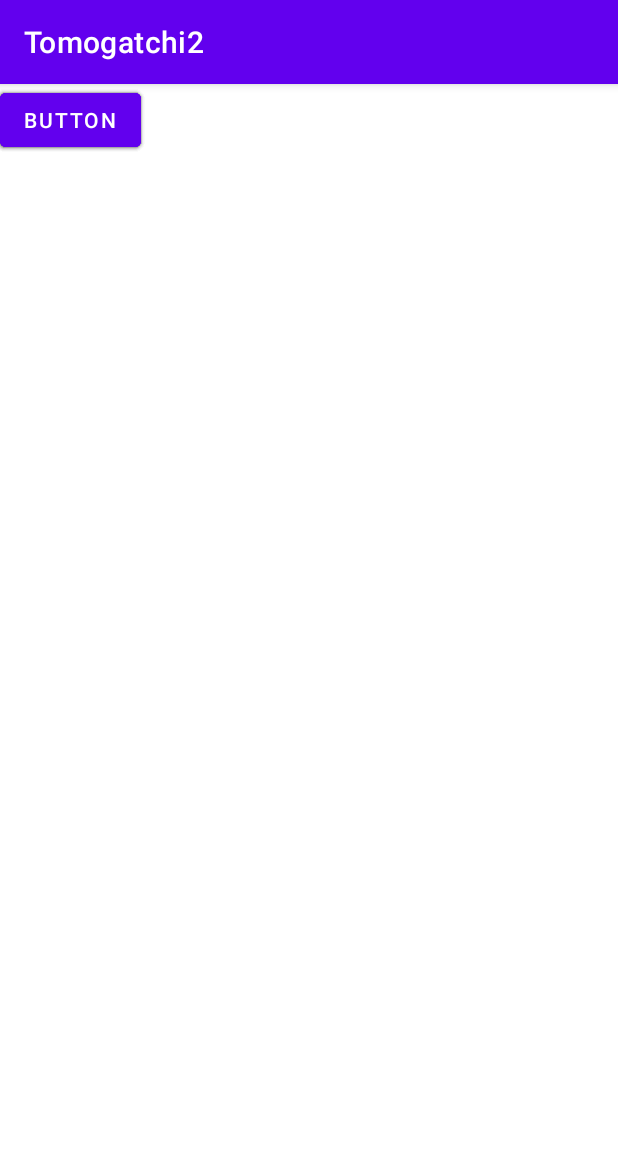
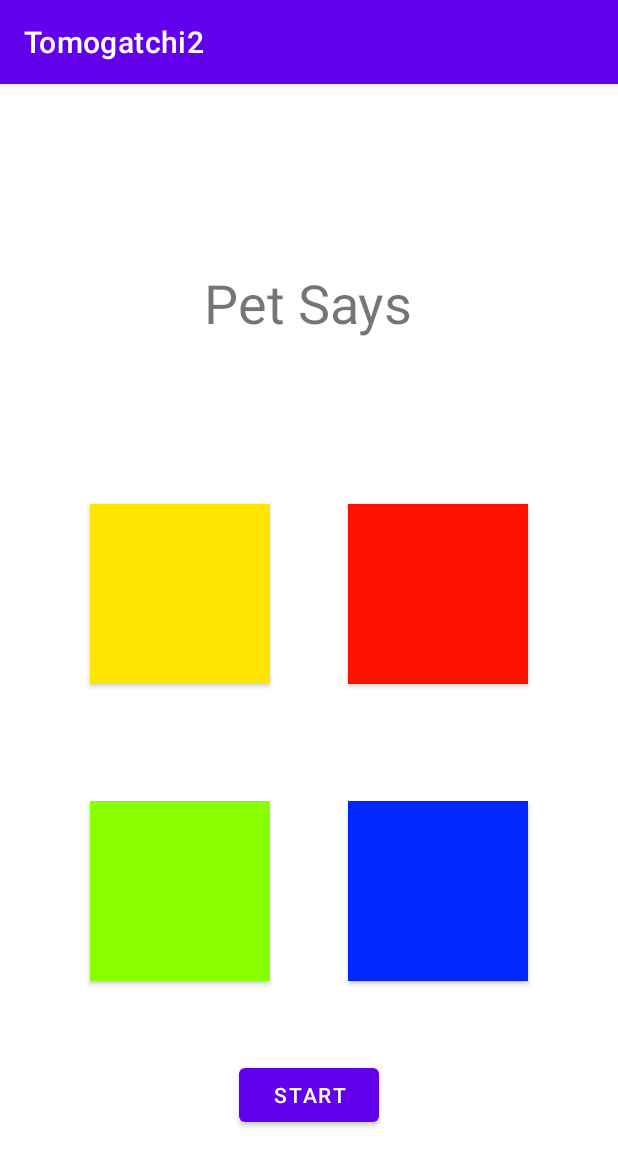
Before and after one commit to RaduGitHub/tamagotchi, an Android app: the Game2 screen opened directly, with no data from a screen before it, on a phone screen of 412 x 824 dp. Shown: the top 1166 px of the screen. Run offline under Robolectric (Android 15) with nearby library versions, the light colour scheme and no system bars.

Commit message:
Finished interface for second game

```diff
--- a/app/src/main/res/layout/activity_game2.xml
+++ b/app/src/main/res/layout/activity_game2.xml
@@ -1,5 +1,5 @@
 <?xml version="1.0" encoding="utf-8"?>
-<androidx.constraintlayout.widget.ConstraintLayout xmlns:android="http://schemas.android.com/apk/res/android"
+<RelativeLayout xmlns:android="http://schemas.android.com/apk/res/android"
     xmlns:app="http://schemas.android.com/apk/res-auto"
     xmlns:tools="http://schemas.android.com/tools"
     android:layout_width="match_parent"
@@ -7,43 +7,86 @@
     tools:context=".Game2">
 
     <Button
-        android:id="@+id/button5"
-        android:layout_width="wrap_content"
-        android:layout_height="wrap_content"
-        android:text="Button"
+        android:id="@+id/redButton"
+        android:layout_width="120dp"
+        android:layout_height="120dp"
+        android:layout_alignParentTop="true"
+        android:layout_alignParentEnd="true"
+        android:layout_marginTop="280dp"
+        android:layout_marginEnd="60dp"
+        android:background="#FF1100"
+        app:backgroundTint="#FF1100"
         tools:layout_editor_absoluteX="231dp"
         tools:layout_editor_absoluteY="223dp" />
 
     <Button
-        android:id="@+id/button9"
+        android:id="@+id/yellowButton"
+        android:layout_width="120dp"
+        android:layout_height="120dp"
+        android:layout_alignParentStart="true"
+        android:layout_alignParentTop="true"
+        android:layout_marginStart="60dp"
+        android:layout_marginTop="280dp"
+        android:background="#FFE500"
+        app:backgroundTint="#FFE500"
+        tools:layout_editor_absoluteX="82dp"
+        tools:layout_editor_absoluteY="341dp" />
+
+    <Button
+        android:id="@+id/greenButton"
+        android:layout_width="120dp"
+        android:layout_height="120dp"
+        android:layout_alignParentStart="true"
+        android:layout_alignParentBottom="true"
+        android:layout_marginStart="60dp"
+        android:layout_marginBottom="170dp"
+        android:background="#89FF00"
+        app:backgroundTint="#89FF00"
+        tools:layout_editor_absoluteX="82dp"
+        tools:layout_editor_absoluteY="223dp" />
+
+    <Button
+        android:id="@+id/blueButton"
+        android:layout_width="120dp"
+        android:layout_height="120dp"
+        android:layout_alignParentEnd="true"
+        android:layout_alignParentBottom="true"
+        android:layout_marginEnd="60dp"
+        android:layout_marginBottom="170dp"
+        android:background="#0027FF"
+        app:backgroundTint="#0027FF"
+        tools:layout_editor_absoluteX="231dp"
+        tools:layout_editor_absoluteY="341dp" />
+
+    <TextView
+        android:id="@+id/textView8"
         android:layout_width="wrap_content"
         android:layout_height="wrap_content"
-        android:text="Button"
-        tools:layout_editor_absoluteX="82dp"
-        tools:layout_editor_absoluteY="341dp" />
+        android:layout_alignParentStart="true"
+        android:layout_alignParentTop="true"
+        android:layout_alignParentEnd="true"
+        android:layout_marginStart="136dp"
+        android:layout_marginTop="121dp"
+        android:layout_marginEnd="136dp"
+        android:text="Pet Says"
+        android:textSize="36sp"
+        app:layout_constraintBottom_toBottomOf="parent"
+        app:layout_constraintEnd_toEndOf="parent"
+        app:layout_constraintHorizontal_bias="0.0"
+        app:layout_constraintStart_toStartOf="parent"
+        app:layout_constraintTop_toTopOf="parent"
+        app:layout_constraintVertical_bias="0.095" />
 
     <Button
         android:id="@+id/button4"
         android:layout_width="wrap_content"
         android:layout_height="wrap_content"
-        android:text="Button"
-        tools:layout_editor_absoluteX="82dp"
-        tools:layout_editor_absoluteY="223dp" />
+        android:layout_alignParentStart="true"
+        android:layout_alignParentEnd="true"
+        android:layout_alignParentBottom="true"
+        android:layout_marginStart="159dp"
+        android:layout_marginEnd="159dp"
+        android:layout_marginBottom="70dp"
+        android:text="Start" />
 
-    <Button
-        android:id="@+id/button10"
-        android:layout_width="wrap_content"
-        android:layout_height="wrap_content"
-        android:text="Button"
-        tools:layout_editor_absoluteX="231dp"
-        tools:layout_editor_absoluteY="341dp" />
-
-    <Button
-        android:id="@+id/button11"
-        android:layout_width="wrap_content"
-        android:layout_height="wrap_content"
-        android:text="Button"
-        tools:layout_editor_absoluteX="302dp"
-        tools:layout_editor_absoluteY="64dp" />
-
-</androidx.constraintlayout.widget.ConstraintLayout>
+</RelativeLayout>
```
